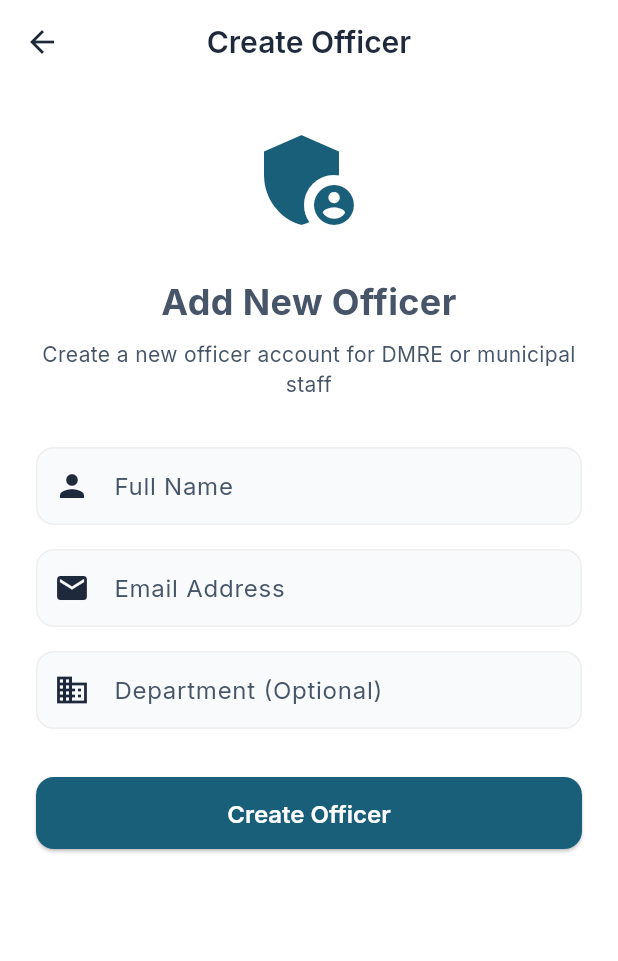
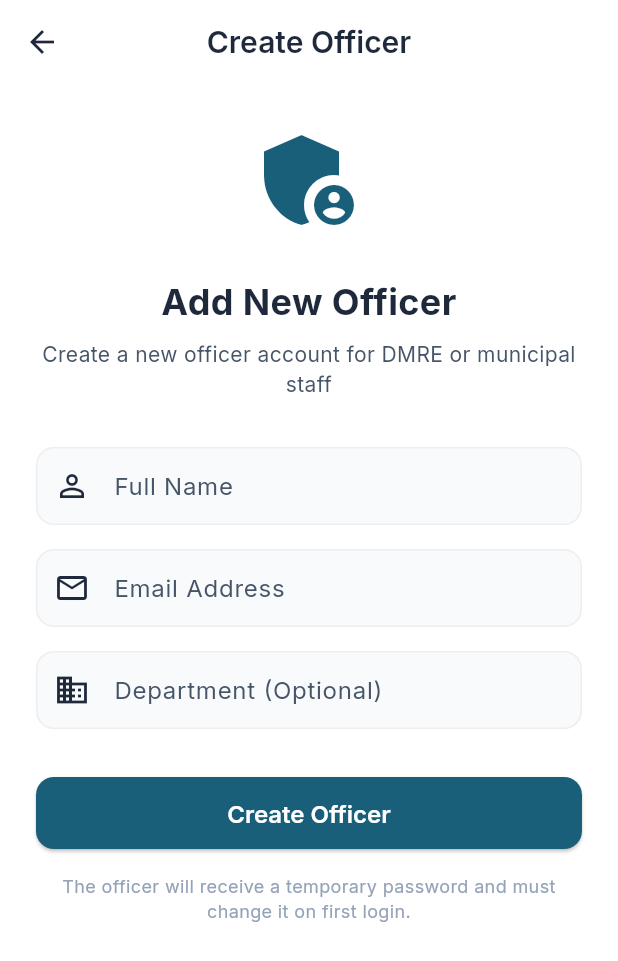
Before and after one commit to malulekekelson/stationsync-front, a Flutter app: the AdminDashboard screen opened by its route, in the side drawer, after a tap on "Create Officer", on a phone screen of 412 x 824 dp. Shown: the top 961 px of the screen. Run offline on Flutter 3.47's test engine with Material 3 defaults, Android fonts, the phone set to English and light mode, and no system bars; our stand-ins replace dio, file_picker, flutter_secure_storage, geolocator, google_fonts, image_picker and 1 more; accounts and stored records are empty; network calls fail.

Commit message:
this should work

```diff
--- a/lib/screens/admin/admin_dashboard.dart
+++ b/lib/screens/admin/admin_dashboard.dart
@@ -33,7 +33,7 @@ class _AdminDashboardState extends State<AdminDashboard> {
       });
       await _loadOfficers();
     } catch (e) {
-      // Handle error
+      print('Error loading data: $e');
     } finally {
       if (mounted) setState(() => _isLoading = false);
     }
@@ -45,8 +45,9 @@ class _AdminDashboardState extends State<AdminDashboard> {
       setState(() {
         _officers = officers;
       });
+      print('Loaded ${_officers.length} officers');
     } catch (e) {
-      // Handle error
+      print('Error loading officers: $e');
     }
   }
 
@@ -77,6 +78,7 @@ class _AdminDashboardState extends State<AdminDashboard> {
           IconButton(
             icon: const Icon(Icons.logout),
             onPressed: _logout,
+            tooltip: 'Logout',
           ),
         ],
       ),
@@ -92,9 +94,86 @@ class _AdminDashboardState extends State<AdminDashboard> {
               _buildWelcomeCard(),
               const SizedBox(height: 16),
 
-              // Quick Actions Grid
-              _buildQuickActionsGrid(),
-              const SizedBox(height: 24),
+              // Quick Actions Section - MAKE SURE THIS IS VISIBLE
+              Container(
+                margin: const EdgeInsets.only(bottom: 16),
+                child: Column(
+                  crossAxisAlignment: CrossAxisAlignment.start,
+                  children: [
+                    Text(
+                      'Quick Actions',
+                      style: GoogleFonts.inter(
+                        fontSize: 18,
+                        fontWeight: FontWeight.bold,
+                        color: AppColors.textPrimary,
+                      ),
+                    ),
+                    const SizedBox(height: 12),
+                    Row(
+                      children: [
+                        Expanded(
+                          child: _buildActionCard(
+                            'Create Officer',
+                            Icons.person_add,
+                            AppColors.success,
+                            () {
+                              Navigator.push(
+                                context,
+                                MaterialPageRoute(
+                                    builder: (_) =>
+                                        const CreateOfficerScreen()),
+                              ).then((_) => _loadOfficers());
+                            },
+                          ),
+                        ),
+                        const SizedBox(width: 12),
+                        Expanded(
+                          child: _buildActionCard(
+                            'Review History',
+                            Icons.history,
+                            AppColors.primary,
+                            () {
+                              Navigator.push(
+                                context,
+                                MaterialPageRoute(
+                                    builder: (_) =>
+                                        const AllReviewHistoryScreen()),
+                              );
+                            },
+                          ),
+                        ),
+                      ],
+                    ),
+                    const SizedBox(height: 12),
+                    Row(
+                      children: [
+                        Expanded(
+                          child: _buildActionCard(
+                            'View Officers',
+                            Icons.people,
+                            AppColors.info,
+                            () {
+                              // Scroll to officers section
+                              // You can add a scroll controller to scroll to officers section
+                            },
+                          ),
+                        ),
+                        const SizedBox(width: 12),
+                        Expanded(
+                          child: _buildActionCard(
+                            'System Stats',
+                            Icons.analytics,
+                            AppColors.warning,
+                            () {
+                              _showStatsDialog();
+                            },
+                          ),
+                        ),
+                      ],
+                    ),
+                  ],
+                ),
+              ),
 
               // Officers Section
               _buildOfficersSection(),
@@ -174,79 +253,12 @@ class _AdminDashboardState extends State<AdminDashboard> {
     );
   }
 
-  Widget _buildQuickActionsGrid() {
-    return Column(
-      crossAxisAlignment: CrossAxisAlignment.start,
-      children: [
-        Text(
-          'Quick Actions',
-          style: GoogleFonts.inter(
-            fontSize: 18,
-            fontWeight: FontWeight.bold,
-            color: AppColors.textPrimary,
-          ),
-        ),
-        const SizedBox(height: 12),
-        GridView.count(
-          shrinkWrap: true,
-          physics: const NeverScrollableScrollPhysics(),
-          crossAxisCount: 2,
-          mainAxisSpacing: 12,
-          crossAxisSpacing: 12,
-          childAspectRatio: 1.5,
-          children: [
-            _buildActionCard(
-              'Create Officer',
-              Icons.person_add,
-              AppColors.success,
-              () {
-                Navigator.push(
-                  context,
-                  MaterialPageRoute(
-                      builder: (_) => const CreateOfficerScreen()),
-                ).then((_) => _loadOfficers());
-              },
-            ),
-            _buildActionCard(
-              'Review History',
-              Icons.history,
-              AppColors.primary,
-              () {
-                Navigator.push(
-                  context,
-                  MaterialPageRoute(
-                      builder: (_) => const AllReviewHistoryScreen()),
-                );
-              },
-            ),
-            _buildActionCard(
-              'View All Officers',
-              Icons.people,
-              AppColors.info,
-              () {
-                // Scroll to officers section
-              },
-            ),
-            _buildActionCard(
-              'System Stats',
-              Icons.analytics,
-              AppColors.warning,
-              () {
-                // Show stats dialog
-                _showStatsDialog();
-              },
-            ),
-          ],
-        ),
-      ],
-    );
-  }
-
   Widget _buildActionCard(
       String title, IconData icon, Color color, VoidCallback onTap) {
     return GestureDetector(
       onTap: onTap,
       child: Container(
+        padding: const EdgeInsets.symmetric(vertical: 16),
         decoration: BoxDecoration(
           color: color.withOpacity(0.1),
           borderRadius: BorderRadius.circular(12),
@@ -264,6 +276,7 @@ class _AdminDashboardState extends State<AdminDashboard> {
                 fontWeight: FontWeight.w500,
                 color: color,
               ),
+              textAlign: TextAlign.center,
             ),
           ],
         ),
@@ -330,7 +343,7 @@ class _AdminDashboardState extends State<AdminDashboard> {
                 color: AppColors.textPrimary,
               ),
             ),
-            TextButton.icon(
+            ElevatedButton.icon(
               onPressed: () {
                 Navigator.push(
                   context,
@@ -340,6 +353,10 @@ class _AdminDashboardState extends State<AdminDashboard> {
               },
               icon: const Icon(Icons.add, size: 18),
               label: const Text('Add Officer'),
+              style: ElevatedButton.styleFrom(
+                backgroundColor: AppColors.success,
+                foregroundColor: Colors.white,
+              ),
             ),
           ],
         ),
@@ -454,6 +471,9 @@ class _AdminDashboardState extends State<AdminDashboard> {
             },
             icon: const Icon(Icons.add),
             label: const Text('Create First Officer'),
+            style: ElevatedButton.styleFrom(
+              backgroundColor: AppColors.success,
+            ),
           ),
         ],
       ),
--- a/lib/screens/admin/create_officer_screen.dart
+++ b/lib/screens/admin/create_officer_screen.dart
@@ -19,6 +19,14 @@ class _CreateOfficerScreenState extends State<CreateOfficerScreen> {
   final _apiClient = ApiClient();
   bool _isLoading = false;
 
+  @override
+  void dispose() {
+    _emailController.dispose();
+    _fullNameController.dispose();
+    _departmentController.dispose();
+    super.dispose();
+  }
+
   Future<void> _createOfficer() async {
     if (!_formKey.currentState!.validate()) return;
 
@@ -33,23 +41,71 @@ class _CreateOfficerScreenState extends State<CreateOfficerScreen> {
 
       if (response['success'] == true) {
         if (mounted) {
+          // Show success dialog with temporary password
           showDialog(
             context: context,
+            barrierDismissible: false,
             builder: (context) => AlertDialog(
-              title: const Text('Officer Created'),
+              title: const Row(
+                children: [
+                  Icon(Icons.check_circle, color: AppColors.success),
+                  SizedBox(width: 8),
+                  Text('Officer Created'),
+                ],
+              ),
               content: Column(
                 mainAxisSize: MainAxisSize.min,
                 crossAxisAlignment: CrossAxisAlignment.start,
                 children: [
-                  Text('Email: ${response['officer']['email']}'),
                   const SizedBox(height: 8),
-                  Text('Temporary Password: ${response['temporary_password']}'),
+                  Text(
+                    'Officer account has been created successfully.',
+                    style: GoogleFonts.inter(fontSize: 14),
+                  ),
+                  const SizedBox(height: 16),
+                  Container(
+                    padding: const EdgeInsets.all(12),
+                    decoration: BoxDecoration(
+                      color: AppColors.background,
+                      borderRadius: BorderRadius.circular(8),
+                      border:
+                          Border.all(color: AppColors.primary.withOpacity(0.3)),
+                    ),
+                    child: Column(
+                      crossAxisAlignment: CrossAxisAlignment.start,
+                      children: [
+                        Text(
+                          'Email: ${response['officer']['email']}',
+                          style: GoogleFonts.inter(
+                            fontSize: 13,
+                            fontWeight: FontWeight.w500,
+                          ),
+                        ),
+                        const SizedBox(height: 8),
+                        Text(
+                          'Temporary Password: ${response['temporary_password']}',
+                          style: GoogleFonts.inter(
+                            fontSize: 13,
+                            fontWeight: FontWeight.w500,
+                            color: AppColors.warning,
+                          ),
+                        ),
+                      ],
+                    ),
+                  ),
                   const SizedBox(height: 16),
                   Text(
-                    'Please share this password with the officer securely.',
+                    '⚠️ Please share this password with the officer securely.',
                     style: GoogleFonts.inter(
                       fontSize: 12,
                       color: AppColors.warning,
+                    ),
+                  ),
+                  Text(
+                    'The officer will be required to change their password on first login.',
+                    style: GoogleFonts.inter(
+                      fontSize: 12,
+                      color: AppColors.textHint,
                     ),
                   ),
                 ],
@@ -70,7 +126,7 @@ class _CreateOfficerScreenState extends State<CreateOfficerScreen> {
         _showError(response['error'] ?? 'Failed to create officer');
       }
     } catch (e) {
-      _showError('Connection error');
+      _showError('Connection error. Please try again.');
     } finally {
       if (mounted) setState(() => _isLoading = false);
     }
@@ -81,6 +137,7 @@ class _CreateOfficerScreenState extends State<CreateOfficerScreen> {
       SnackBar(
         content: Text(message),
         backgroundColor: AppColors.error,
+        behavior: SnackBarBehavior.floating,
       ),
     );
   }
@@ -98,21 +155,27 @@ class _CreateOfficerScreenState extends State<CreateOfficerScreen> {
           child: Column(
             crossAxisAlignment: CrossAxisAlignment.stretch,
             children: [
-              const Icon(
+              // Icon
+              Icon(
                 Icons.admin_panel_settings,
                 size: 80,
                 color: AppColors.primary,
               ),
               const SizedBox(height: 24),
+
+              // Title
               Text(
                 'Add New Officer',
                 style: GoogleFonts.inter(
                   fontSize: 24,
                   fontWeight: FontWeight.bold,
+                  color: AppColors.textPrimary,
                 ),
                 textAlign: TextAlign.center,
               ),
               const SizedBox(height: 8),
+
+              // Subtitle
               Text(
                 'Create a new officer account for DMRE or municipal staff',
                 style: GoogleFonts.inter(
@@ -122,42 +185,73 @@ class _CreateOfficerScreenState extends State<CreateOfficerScreen> {
                 textAlign: TextAlign.center,
               ),
               const SizedBox(height: 32),
+
+              // Full Name Field
               TextFormField(
                 controller: _fullNameController,
                 decoration: const InputDecoration(
                   labelText: 'Full Name',
-                  prefixIcon: Icon(Icons.person),
+                  prefixIcon: Icon(Icons.person_outline),
+                  hintText: 'e.g., John Doe',
                 ),
-                validator: (v) => v?.isEmpty ?? true ? 'Required' : null,
+                validator: (value) {
+                  if (value == null || value.isEmpty) {
+                    return 'Full name is required';
+                  }
+                  return null;
+                },
               ),
               const SizedBox(height: 16),
+
+              // Email Field
               TextFormField(
                 controller: _emailController,
                 keyboardType: TextInputType.emailAddress,
                 decoration: const InputDecoration(
                   labelText: 'Email Address',
-                  prefixIcon: Icon(Icons.email),
+                  prefixIcon: Icon(Icons.email_outlined),
+                  hintText: 'officer@dmre.gov.za',
                 ),
-                validator: (v) {
-                  if (v?.isEmpty ?? true) return 'Required';
-                  if (!v!.contains('@')) return 'Invalid email';
+                validator: (value) {
+                  if (value == null || value.isEmpty) {
+                    return 'Email is required';
+                  }
+                  if (!value.contains('@') || !value.contains('.')) {
+                    return 'Please enter a valid email address';
+                  }
                   return null;
                 },
               ),
               const SizedBox(height: 16),
+
+              // Department Field (Optional)
               TextFormField(
                 controller: _departmentController,
                 decoration: const InputDecoration(
                   labelText: 'Department (Optional)',
-                  prefixIcon: Icon(Icons.business),
+                  prefixIcon: Icon(Icons.business_outlined),
                   hintText: 'e.g., DMRE, Municipal',
                 ),
               ),
               const SizedBox(height: 32),
+
+              // Create Button
               LoadingButton(
                 onPressed: _createOfficer,
                 isLoading: _isLoading,
                 text: 'Create Officer',
+              ),
+
+              const SizedBox(height: 16),
+
+              // Info Text
+              Text(
+                'The officer will receive a temporary password and must change it on first login.',
+                style: GoogleFonts.inter(
+                  fontSize: 12,
+                  color: AppColors.textHint,
+                ),
+                textAlign: TextAlign.center,
               ),
             ],
           ),
```
